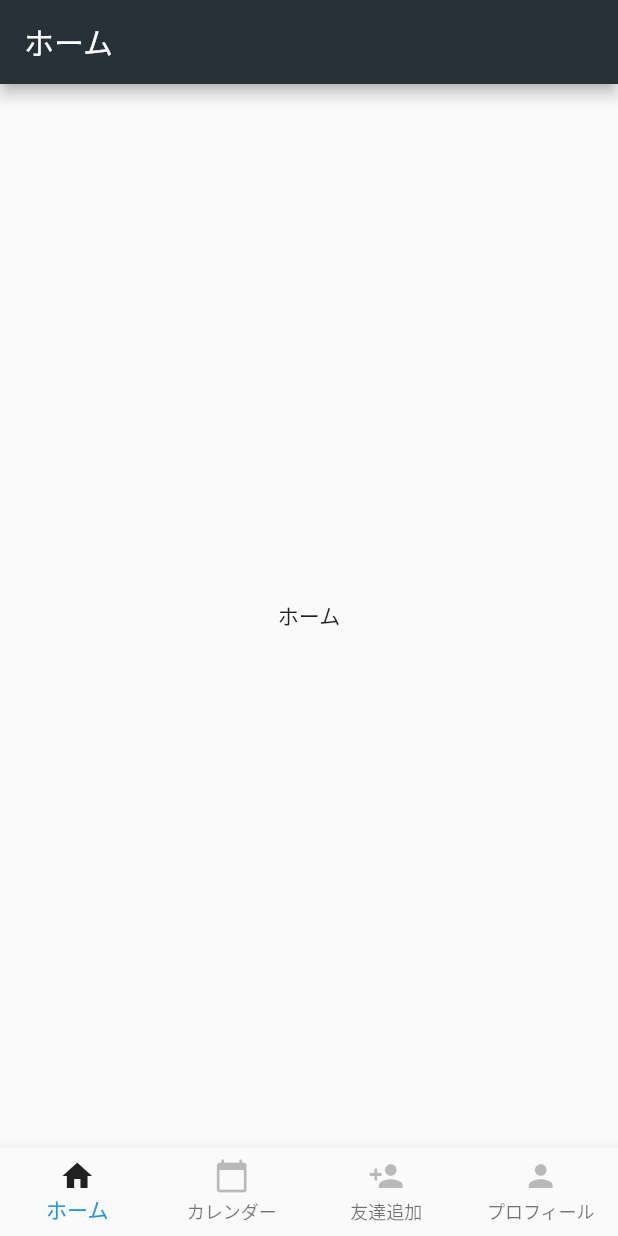
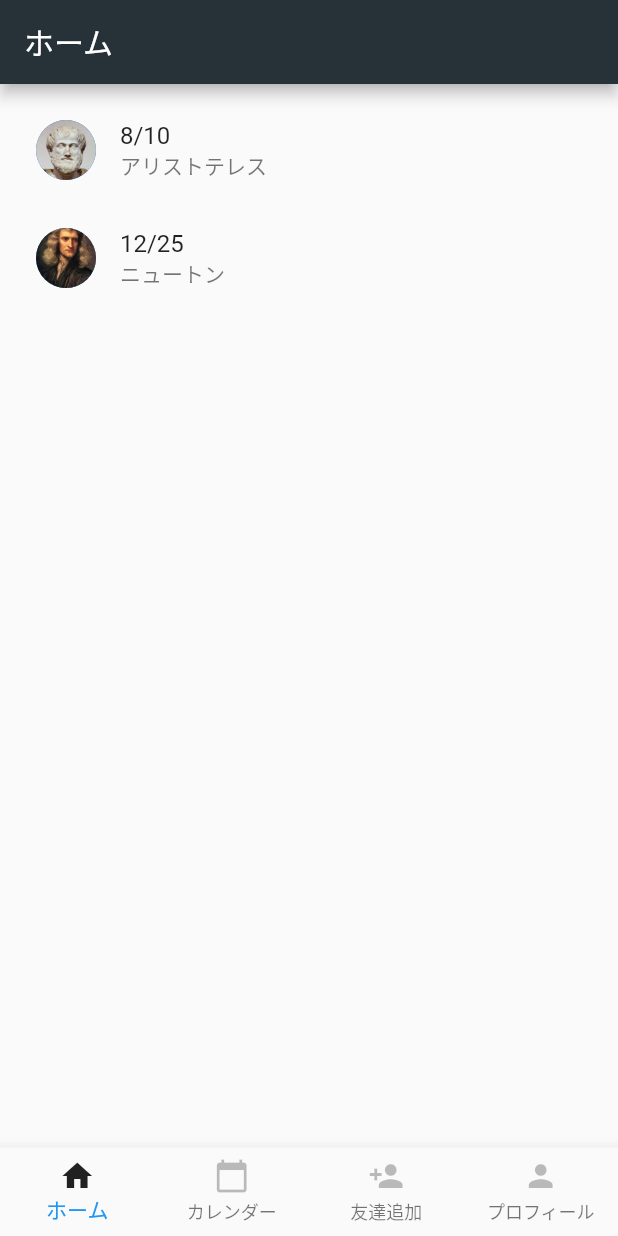
Before and after one commit to team-dsn/tampre, a Flutter app: the screen it shows after launch, on a phone screen of 412 x 824 dp. Run offline on Flutter 3.47's test engine with Material 2 defaults, Android fonts, the phone set to English and light mode, and no system bars; our stand-ins replace table_calendar.

Commit message:
create home

```diff
--- /dev/null
+++ b/lib/view/component/image_tile.dart
@@ -0,0 +1,23 @@
+import 'package:flutter/material.dart';
+
+class ImageTile extends StatelessWidget {
+  String icon;
+  String username;
+  String birthday;
+
+  ImageTile({String icon, String username, String birthday}) {
+    this.icon = icon;
+    this.username = username;
+    this.birthday = birthday;
+  }
+
+  @override
+  Widget build(BuildContext context) {
+    return ListTile(
+        leading: CircleAvatar(
+          backgroundImage: AssetImage(this.icon), // no matter how big it is, it won't overflow
+        ),
+        title: Text(this.birthday),
+        subtitle: Text(this.username));
+  }
+}
--- a/lib/view/home_route.dart
+++ b/lib/view/home_route.dart
@@ -1,4 +1,6 @@
 import 'package:flutter/material.dart';
+
+import 'package:tampre/view/component/image_tile.dart';
 
 class Home extends StatelessWidget {
   @override
@@ -7,7 +9,13 @@ class Home extends StatelessWidget {
       appBar: AppBar(
         title: Text("ホーム"),
       ),
-      body: Center(child: Text("ホーム")),
+      body: ListView(
+        padding: const EdgeInsets.all(8),
+        children: <Widget>[
+          ImageTile(icon: 'images/aristoteres.png', username: 'アリストテレス', birthday: '8/10'),
+          ImageTile(icon: 'images/newton.jpeg', username: 'ニュートン', birthday: '12/25'),
+        ]
+      ),
     );
   }
 }
--- a/pubspec.yaml
+++ b/pubspec.yaml
@@ -24,4 +24,4 @@ dev_dependencies:
 flutter:
   uses-material-design: true
   assets:
-    - images/aristoteres.png
+    - images/
```
Also changed, not shown: images/newton.jpeg (added).
